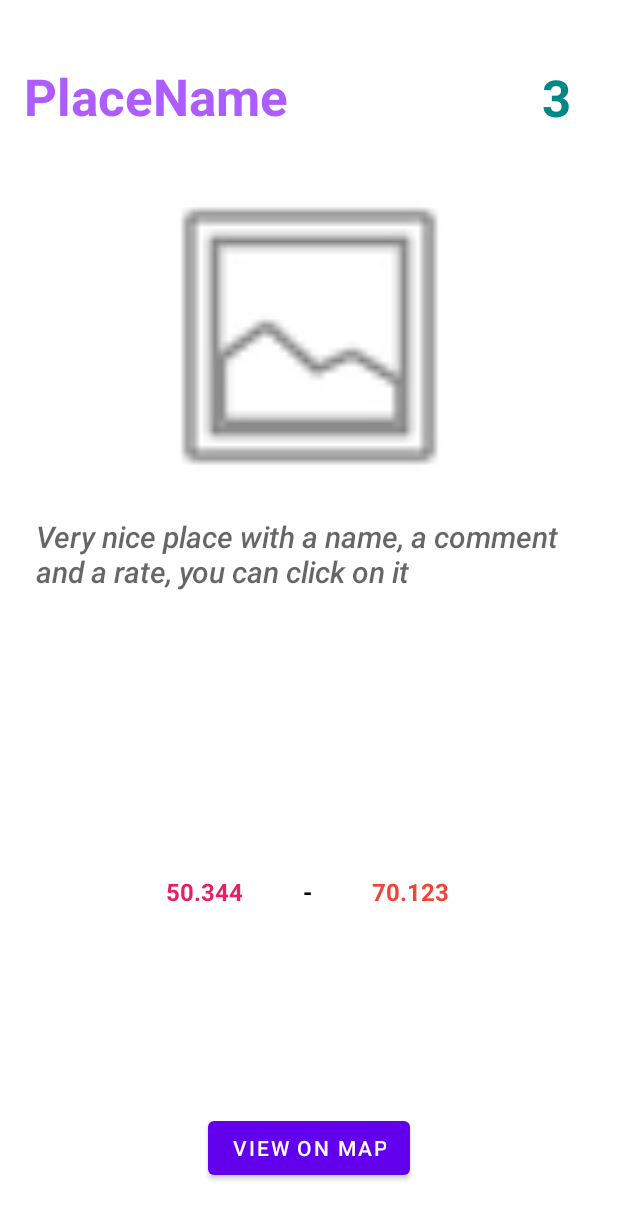
After one commit to Hpdvn/TravelKeeper, an Android app: the layout activity_place_details.xml on its own in the app's theme, with its tools: preview values and no code run, on a phone screen of 412 x 824 dp. The commit adds this screen. Shown: the top 1219 px of the screen. Run offline under Robolectric (Android 15) with nearby library versions, the phone set to English and light mode, and no system bars.

Commit message:
Place card list + details page + view on map

```diff
--- a/app/src/main/java/com/example/travelkeeper/DAO/Place.java
+++ b/app/src/main/java/com/example/travelkeeper/DAO/Place.java
@@ -33,7 +33,7 @@ public class Place {
     }
 
     public ArrayList<String> placeListAtt() {
-        return new ArrayList<String>(
+        return new ArrayList<>(
                 Arrays.asList(
                         this.id+"",
                         this.name,
--- /dev/null
+++ b/app/src/main/res/layout/activity_place_details.xml
@@ -0,0 +1,125 @@
+<?xml version="1.0" encoding="utf-8"?>
+<androidx.constraintlayout.widget.ConstraintLayout xmlns:android="http://schemas.android.com/apk/res/android"
+    xmlns:app="http://schemas.android.com/apk/res-auto"
+    xmlns:tools="http://schemas.android.com/tools"
+    android:layout_width="match_parent"
+    android:layout_height="match_parent"
+    tools:context=".PlaceDetailsActivity">
+
+    <TextView
+        android:id="@+id/place_name_detail"
+        android:layout_width="wrap_content"
+        android:layout_height="wrap_content"
+        android:layout_marginTop="16dp"
+        android:fontFamily="sans-serif-light"
+        android:text="PlaceName"
+        android:textColor="#AD5CFF"
+        android:textFontWeight="700"
+        android:textSize="34sp"
+        android:textStyle="bold"
+        app:layout_constraintBottom_toTopOf="@+id/image"
+        app:layout_constraintEnd_toEndOf="parent"
+        app:layout_constraintHorizontal_bias="0.067"
+        app:layout_constraintStart_toStartOf="parent"
+        app:layout_constraintTop_toTopOf="parent"
+        tools:ignore="MissingConstraints" />
+
+    <ImageView
+        android:id="@+id/image"
+        android:layout_width="386dp"
+        android:layout_height="224dp"
+        android:layout_marginTop="112dp"
+        app:layout_constraintEnd_toEndOf="parent"
+        app:layout_constraintStart_toStartOf="parent"
+        app:layout_constraintTop_toTopOf="parent"
+        app:srcCompat="@android:drawable/ic_menu_gallery" />
+
+    <TextView
+        android:id="@+id/rating_detail"
+        android:layout_width="50dp"
+        android:layout_height="44dp"
+        android:text="3"
+        android:textAlignment="center"
+        android:textColor="@color/teal_700"
+        android:textSize="34sp"
+        android:textStyle="bold"
+        app:layout_constraintBottom_toTopOf="@+id/image"
+        app:layout_constraintEnd_toEndOf="parent"
+        app:layout_constraintHorizontal_bias="0.905"
+        app:layout_constraintStart_toEndOf="@+id/place_name_detail"
+        app:layout_constraintTop_toTopOf="parent"
+        app:layout_constraintVertical_bias="0.617" />
+
+    <TextView
+        android:id="@+id/comment_detail"
+        android:layout_width="364dp"
+        android:layout_height="223dp"
+        android:layout_marginTop="8dp"
+        android:fontFamily="sans-serif-medium"
+        android:maxLines="5"
+        android:text="Very nice place with a name, a comment and a rate, you can click on it"
+        android:textAppearance="@style/TextAppearance.AppCompat.Display2"
+        android:textSize="20sp"
+        android:textStyle="italic"
+        app:layout_constraintEnd_toEndOf="parent"
+        app:layout_constraintStart_toStartOf="parent"
+        app:layout_constraintTop_toBottomOf="@+id/image" />
+
+    <LinearLayout
+        android:id="@+id/linearLayout2"
+        android:layout_width="357dp"
+        android:layout_height="21dp"
+        android:layout_marginTop="16dp"
+        android:orientation="horizontal"
+        app:layout_constraintEnd_toEndOf="parent"
+        app:layout_constraintHorizontal_bias="0.49"
+        app:layout_constraintStart_toStartOf="parent"
+        app:layout_constraintTop_toBottomOf="@+id/comment_detail">
+
+        <TextView
+            android:id="@+id/latitude"
+            android:layout_width="wrap_content"
+            android:layout_height="wrap_content"
+            android:layout_weight="1"
+            android:text="50.344"
+            android:textAlignment="textEnd"
+            android:textColor="#E91E63"
+            android:textSize="16sp"
+            android:textStyle="bold" />
+
+        <TextView
+            android:id="@+id/dash"
+            android:layout_width="wrap_content"
+            android:layout_height="wrap_content"
+            android:layout_weight="1"
+            android:width="1dp"
+            android:text="-"
+            android:textAlignment="center"
+            android:textColor="@color/black"
+            android:textSize="16sp"
+            android:textStyle="bold" />
+
+        <TextView
+            android:id="@+id/longitude"
+            android:layout_width="wrap_content"
+            android:layout_height="wrap_content"
+            android:layout_weight="1"
+            android:text="70.123"
+            android:textAlignment="textStart"
+            android:textColor="#F44336"
+            android:textSize="16sp"
+            android:textStyle="bold" />
+    </LinearLayout>
+
+    <Button
+        android:id="@+id/map_button"
+        android:layout_width="wrap_content"
+        android:layout_height="wrap_content"
+        android:text="View on map"
+        app:layout_constraintBottom_toBottomOf="parent"
+        app:layout_constraintEnd_toEndOf="parent"
+        app:layout_constraintStart_toStartOf="parent"
+        app:layout_constraintTop_toBottomOf="@+id/linearLayout2"
+        app:layout_constraintVertical_bias="0.797" />
+
+</androidx.constraintlayout.widget.ConstraintLayout>
```
Also changed, not shown: app/src/main/AndroidManifest.xml (+5 -2 lines), app/src/main/java/com/example/travelkeeper/DAO/PlacesDAO.java (+12 -13 lines), app/src/main/java/com/example/travelkeeper/MainActivity.java (+15 -6 lines), app/src/main/java/com/example/travelkeeper/MapsActivity.java (+11 -2 lines), app/src/main/java/com/example/travelkeeper/PlaceDetailsActivity.java (added, +78 -0 lines), app/src/main/java/com/example/travelkeeper/utils/ListAdapter.java (added, +79 -0 lines), app/src/main/res/layout/activity_main.xml (+37 -5 lines), app/src/main/res/layout/place_card_element.xml (added, +85 -0 lines).
